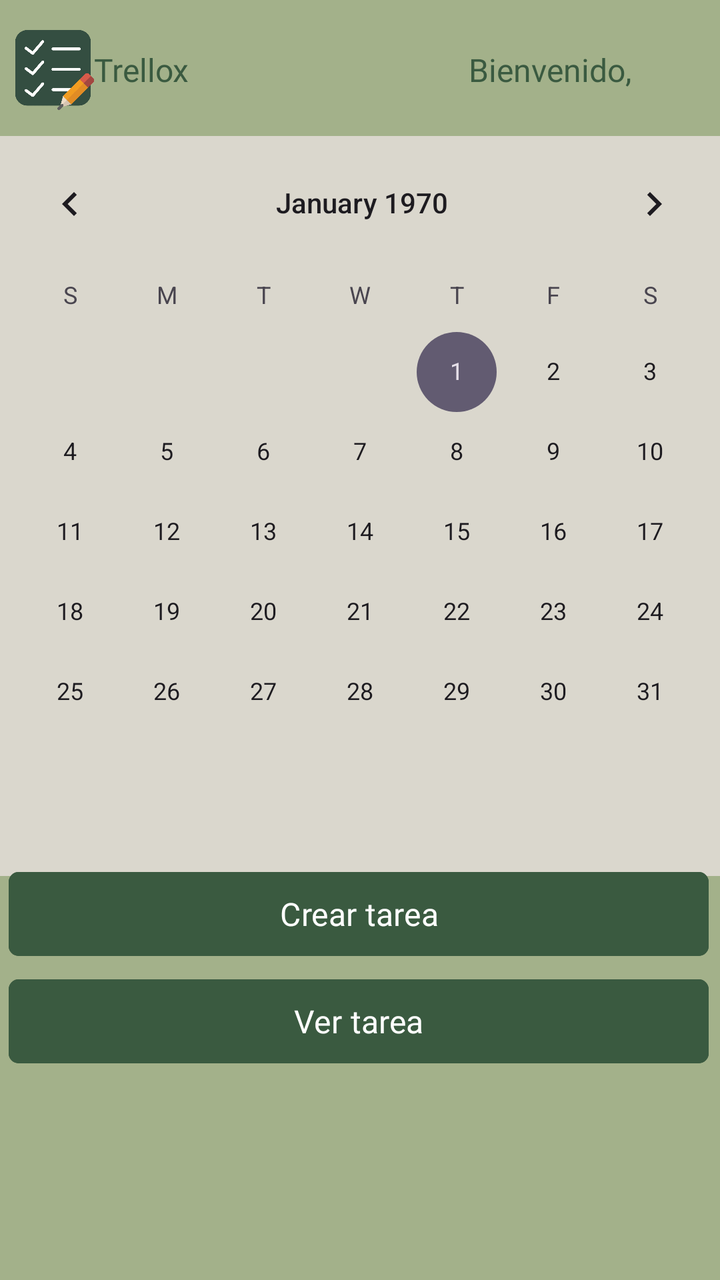
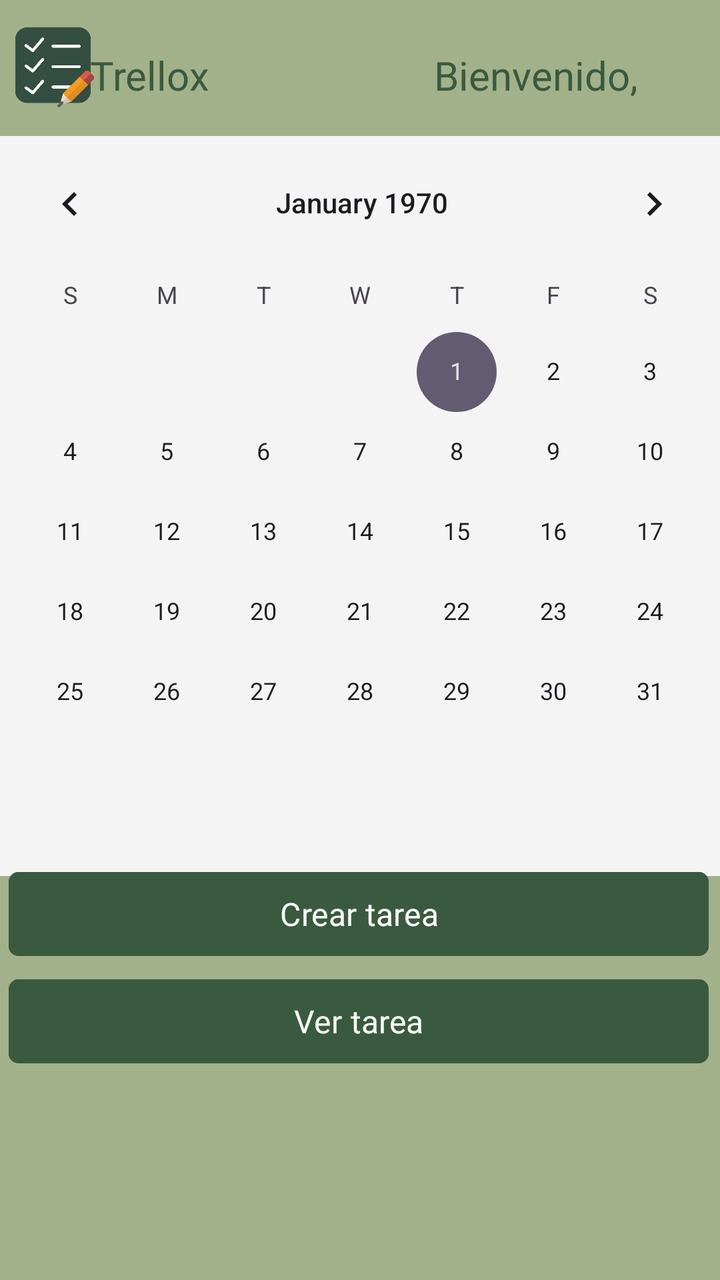

An Android layout rendered at two revisions. The XML below is the earlier revision; the diff shows what the commit changed to produce the second picture.
<!-- AndroidManifest.xml: application theme Theme.Trellox -->
<!-- res/layout/principal.xml -->
<?xml version="1.0" encoding="utf-8"?>
<androidx.constraintlayout.widget.ConstraintLayout xmlns:android="http://schemas.android.com/apk/res/android"
    xmlns:app="http://schemas.android.com/apk/res-auto"
    xmlns:tools="http://schemas.android.com/tools"
    android:id="@+id/calendario"
    android:layout_width="match_parent"
    android:layout_height="match_parent"
    android:background="@color/verde_claro">

    <ImageView
        android:id="@+id/imagePrincipal"
        android:layout_width="40dp"
        android:layout_height="40dp"
        android:contentDescription="@string/img_logo"
        app:layout_constraintBottom_toBottomOf="parent"
        app:layout_constraintEnd_toEndOf="parent"
        app:layout_constraintHorizontal_bias="0.023"
        app:layout_constraintStart_toStartOf="parent"
        app:layout_constraintTop_toTopOf="parent"
        app:layout_constraintVertical_bias="0.025"
        app:srcCompat="@drawable/lista" />

    <TextView
        android:id="@+id/tituloLogo"
        android:layout_width="wrap_content"
        android:layout_height="wrap_content"
        android:fontFamily="@font/amaranth_bold"
        android:text="@string/app_name"
        android:textColor="@color/verde_oscuro"
        android:textSize="16sp"
        app:layout_constraintBottom_toBottomOf="parent"
        app:layout_constraintEnd_toEndOf="parent"
        app:layout_constraintHorizontal_bias="0.15"
        app:layout_constraintStart_toStartOf="parent"
        app:layout_constraintTop_toTopOf="parent"
        app:layout_constraintVertical_bias="0.039" />

    <CalendarView
        android:id="@+id/calendarView"
        android:layout_width="380dp"
        android:layout_height="370dp"
        android:background="@color/boton_texto"
        android:focusedMonthDateColor="@color/boton_texto"
        app:layout_constraintBottom_toBottomOf="parent"
        app:layout_constraintEnd_toEndOf="parent"
        app:layout_constraintHorizontal_bias="0.483"
        app:layout_constraintStart_toStartOf="parent"
        app:layout_constraintTop_toTopOf="parent"
        app:layout_constraintVertical_bias="0.252" />

    <TextView
        android:id="@+id/bienvenidaPrincipal"
        android:layout_width="wrap_content"
        android:layout_height="wrap_content"
        android:fontFamily="@font/amaranth_bold"
        android:text="@string/msg"
        android:textColor="@color/verde_oscuro"
        android:textSize="16sp"
        app:layout_constraintBottom_toBottomOf="parent"
        app:layout_constraintEnd_toEndOf="parent"
        app:layout_constraintHorizontal_bias="0.841"
        app:layout_constraintStart_toStartOf="parent"
        app:layout_constraintTop_toTopOf="parent"
        app:layout_constraintVertical_bias="0.039" />

    <Button
        android:id="@+id/crearTarea"
        android:layout_width="350dp"
        android:layout_height="50dp"
        android:backgroundTint="@color/verde_oscuro"
        android:fontFamily="@font/amaranth"
        android:onClick="crearTareaModal"
        android:text="@string/tarea"
        android:textColor="@color/blanco"
        android:textSize="16sp"
        app:cornerRadius="5dp"
        app:layout_constraintBottom_toBottomOf="parent"
        app:layout_constraintEnd_toEndOf="parent"
        app:layout_constraintHorizontal_bias="0.436"
        app:layout_constraintStart_toStartOf="parent"
        app:layout_constraintTop_toTopOf="parent"
        app:layout_constraintVertical_bias="0.732" />

    <Button
        android:id="@+id/verTareas"
        android:layout_width="350dp"
        android:layout_height="50dp"
        android:backgroundTint="@color/verde_oscuro"
        android:fontFamily="@font/amaranth"
        android:onClick="mostrarTarea"
        android:text="@string/ver"
        android:textColor="@color/blanco"
        android:textSize="16sp"
        app:cornerRadius="5dp"
        app:layout_constraintBottom_toBottomOf="parent"
        app:layout_constraintEnd_toEndOf="parent"
        app:layout_constraintHorizontal_bias="0.442"
        app:layout_constraintStart_toStartOf="parent"
        app:layout_constraintTop_toTopOf="parent"
        app:layout_constraintVertical_bias="0.823" />

</androidx.constraintlayout.widget.ConstraintLayout>
<!-- resources referenced by this layout -->
<resources>
  <color name="blanco">#FFFFFFFF</color>
  <color name="boton_texto">#DAD7CD</color>
  <color name="verde_claro">#A3B18A</color>
  <color name="verde_oscuro">#3A5A40</color>
  <!-- drawable lista: png bitmap (drawable, 18316 bytes) -->
  <string name="app_name">Trellox</string>
  <string name="img_logo">logo</string>
  <string name="msg">Bienvenido, </string>
  <string name="tarea">Crear tarea </string>
  <string name="ver">Ver tarea </string>
  <style name="Theme.Trellox" parent="Base.Theme.Trellox" />
  <style name="Base.Theme.Trellox" parent="Theme.Material3.DayNight.NoActionBar">
          
          
      </style>
</resources>

<!-- the commit's change to res/layout/principal.xml (unified diff, before → after) -->
@@ -8,7 +8,7 @@
     android:background="@color/verde_claro">
 
     <ImageView
-        android:id="@+id/imagePrincipal"
+        android:id="@+id/imgLogo"
         android:layout_width="40dp"
         android:layout_height="40dp"
         android:contentDescription="@string/img_logo"
@@ -17,17 +17,17 @@
         app:layout_constraintHorizontal_bias="0.023"
         app:layout_constraintStart_toStartOf="parent"
         app:layout_constraintTop_toTopOf="parent"
-        app:layout_constraintVertical_bias="0.025"
+        app:layout_constraintVertical_bias="0.023"
         app:srcCompat="@drawable/lista" />
 
     <TextView
-        android:id="@+id/tituloLogo"
+        android:id="@+id/nombreApp"
         android:layout_width="wrap_content"
         android:layout_height="wrap_content"
         android:fontFamily="@font/amaranth_bold"
         android:text="@string/app_name"
         android:textColor="@color/verde_oscuro"
-        android:textSize="16sp"
+        android:textSize="20sp"
         app:layout_constraintBottom_toBottomOf="parent"
         app:layout_constraintEnd_toEndOf="parent"
         app:layout_constraintHorizontal_bias="0.15"
@@ -39,8 +39,8 @@
         android:id="@+id/calendarView"
         android:layout_width="380dp"
         android:layout_height="370dp"
-        android:background="@color/boton_texto"
-        android:focusedMonthDateColor="@color/boton_texto"
+        android:background="@color/gris_claro"
+        android:focusedMonthDateColor="@color/gris_claro"
         app:layout_constraintBottom_toBottomOf="parent"
         app:layout_constraintEnd_toEndOf="parent"
         app:layout_constraintHorizontal_bias="0.483"
@@ -55,7 +55,7 @@
         android:fontFamily="@font/amaranth_bold"
         android:text="@string/msg"
         android:textColor="@color/verde_oscuro"
-        android:textSize="16sp"
+        android:textSize="20sp"
         app:layout_constraintBottom_toBottomOf="parent"
         app:layout_constraintEnd_toEndOf="parent"
         app:layout_constraintHorizontal_bias="0.841"
<!-- resource entries referenced after the edit -->
@@ -1,7 +1,7 @@
 <!-- resources referenced by this layout -->
 <resources>
   <color name="blanco">#FFFFFFFF</color>
-  <color name="boton_texto">#DAD7CD</color>
+  <color name="gris_claro">#F4F4F4</color>
   <color name="verde_claro">#A3B18A</color>
   <color name="verde_oscuro">#3A5A40</color>
   <!-- drawable lista: png bitmap (drawable, 18316 bytes) -->
